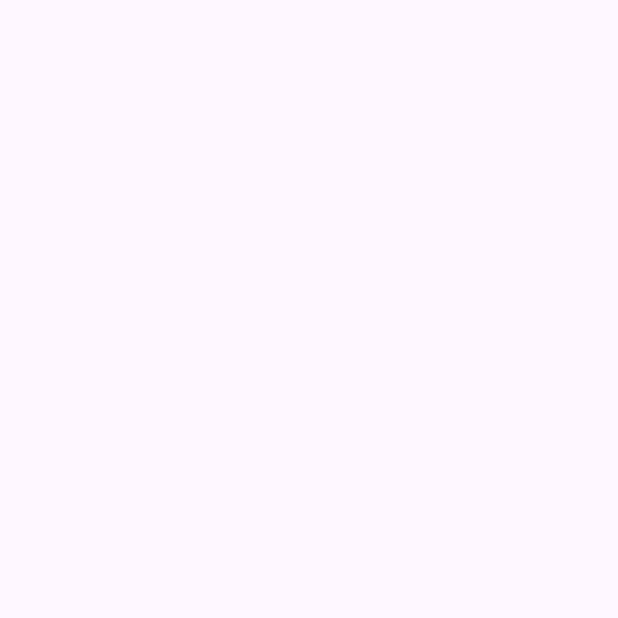
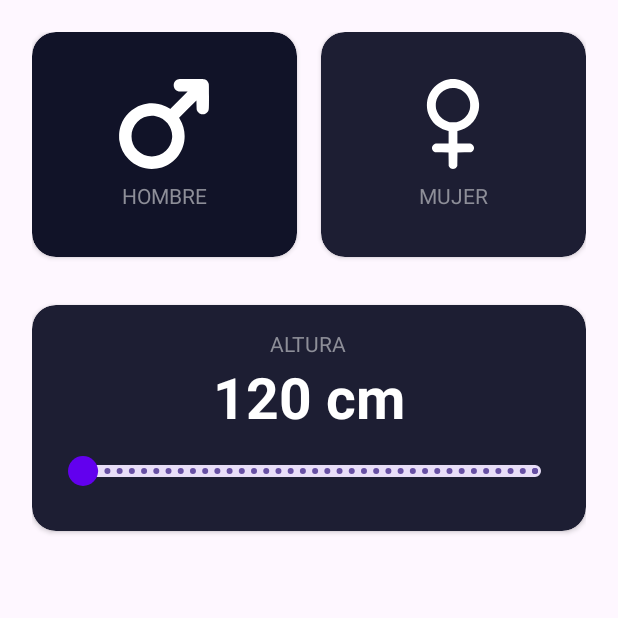
Before and after one commit to rubenmanero/daigualApps, an Android app: the IMCActivity screen opened directly, with no data from a screen before it, on a phone screen of 412 x 824 dp, the top half of it. Before the commit the part shown is empty. Run offline under Robolectric (Android 15) with nearby library versions, the phone set to English and light mode, and no system bars.

Commit message:
Medio diseño IMC App

```diff
--- a/app/src/main/java/com/ruben/daigualapps/IMCApp/IMCActivity.kt
+++ b/app/src/main/java/com/ruben/daigualapps/IMCApp/IMCActivity.kt
@@ -14,7 +14,7 @@ class IMCActivity : AppCompatActivity() {
         setContentView(R.layout.activity_imc)
         ViewCompat.setOnApplyWindowInsetsListener(findViewById(R.id.main)) { v, insets ->
             val systemBars = insets.getInsets(WindowInsetsCompat.Type.systemBars())
-            v.setPadding(systemBars.left, systemBars.top, systemBars.right, systemBars.bottom)
+            v.setPadding(systemBars.left+32, systemBars.top+32, systemBars.right+32, systemBars.bottom+32)
             insets
         }
     }
--- /dev/null
+++ b/app/src/main/res/drawable/ic_add.xml
@@ -0,0 +1,10 @@
+<vector xmlns:android="http://schemas.android.com/apk/res/android"
+    android:width="512dp"
+    android:height="512dp"
+    android:viewportWidth="512"
+    android:viewportHeight="512">
+  <path
+      android:pathData="M249.2,1.1c-4.5,1.3 -10.8,8 -12.1,12.6 -0.7,2.6 -1.1,39.2 -1.1,113l0,109.3 -111.3,0.2 -111.3,0.3 -4.1,2.7c-6.3,4.1 -8.8,9 -8.8,16.9 0,5.4 0.5,7.2 2.7,10.6 1.5,2.2 4.4,5.1 6.5,6.4l3.8,2.4 111.2,0.3 111.3,0.2 0.2,111.3 0.3,111.2 2.4,3.8c1.3,2.1 4.2,5 6.4,6.5 3.4,2.3 5.2,2.7 10.7,2.7 5.5,-0 7.3,-0.4 10.7,-2.7 2.2,-1.5 5.1,-4.4 6.4,-6.5l2.4,-3.8 0.3,-111.2 0.2,-111.3 111.3,-0.2 111.2,-0.3 3.8,-2.4c2.1,-1.3 5,-4.2 6.5,-6.4 2.3,-3.4 2.7,-5.2 2.7,-10.7 0,-5.5 -0.4,-7.3 -2.7,-10.7 -1.5,-2.2 -4.4,-5.1 -6.5,-6.4l-3.8,-2.4 -111.2,-0.3 -111.3,-0.2 -0.2,-111.3 -0.3,-111.2 -2.4,-3.8c-4.7,-7.6 -15.1,-11.3 -23.9,-8.6z"
+      android:fillColor="#000000"
+      android:strokeColor="#00000000"/>
+</vector>
--- /dev/null
+++ b/app/src/main/res/drawable/ic_female.xml
@@ -0,0 +1,10 @@
+<vector xmlns:android="http://schemas.android.com/apk/res/android"
+    android:width="512dp"
+    android:height="512dp"
+    android:viewportWidth="512"
+    android:viewportHeight="512">
+  <path
+      android:pathData="M243,0.6c-20.1,2.4 -35.8,6.8 -51.5,14.4 -41.5,20.1 -71.8,58.8 -81,103.5 -6.5,31.9 -2.7,64.1 11,93.1 11.8,25 28.5,44.6 51.6,60.4 14.9,10.2 34.9,18.7 51.7,22l6.2,1.3 0,35.8 0,35.9 -37.2,-0c-37,-0 -37.3,-0 -42.3,2.4 -10.7,4.9 -16.8,16.4 -14.6,27.3 1.4,7 6,13.6 11.9,17l4.7,2.8 38.5,0.5 38.5,0.5 0.5,38.5 0.5,38.5 2.8,4.7c9.9,16.9 33.5,16.9 43.4,-0l2.8,-4.7 0.5,-38.5 0.5,-38.5 38.5,-0.5 38.5,-0.5 4.7,-2.8c5.9,-3.4 10.5,-10 11.9,-17 2.2,-10.9 -3.9,-22.4 -14.6,-27.3 -5,-2.4 -5.3,-2.4 -42.2,-2.4l-37.3,-0 0,-35.9 0,-35.8 6.3,-1.3c22.8,-4.5 48.6,-17.5 66.9,-33.8 24.1,-21.4 40.9,-50.3 47.7,-82.2 2.2,-10.4 3.2,-28.5 2.2,-40 -2.9,-33 -13.6,-59.6 -34.1,-84.3 -22,-26.5 -53.8,-45.1 -87.5,-51.2 -8.9,-1.5 -32.8,-2.7 -39.5,-1.9zM275.5,52.6c36.7,7.1 66.5,35.8 76.1,73.4 2.9,11.4 2.7,36.6 -0.4,47.5 -5.3,18.3 -14.2,33.5 -26.9,45.6 -12.9,12.3 -27.4,20.5 -44.3,25 -7.1,2 -11,2.3 -24,2.3 -13,-0 -16.9,-0.3 -24,-2.3 -34.8,-9.3 -61,-35.2 -71,-70.1 -3.1,-10.8 -3.9,-31.7 -1.6,-43 4.4,-21.6 13.2,-37.8 28.5,-52.8 22.9,-22.4 55.1,-31.8 87.6,-25.6z"
+      android:fillColor="#000000"
+      android:strokeColor="#00000000"/>
+</vector>
--- /dev/null
+++ b/app/src/main/res/drawable/ic_male.xml
@@ -0,0 +1,10 @@
+<vector xmlns:android="http://schemas.android.com/apk/res/android"
+    android:width="512dp"
+    android:height="512dp"
+    android:viewportWidth="512"
+    android:viewportHeight="512">
+  <path
+      android:pathData="M337.7,1.1c-5.9,1.4 -11.5,4.7 -16.4,9.5 -15.6,15.6 -12.9,42.4 5.4,54.2 8.3,5.3 13.9,6.2 40.3,6.2l23.5,-0 -49.6,49.6 -49.7,49.7 -2.8,-2c-5.3,-3.7 -19.8,-11.4 -28.9,-15.3 -40.7,-17.3 -88,-19.3 -131,-5.3 -54,17.5 -99.2,61.8 -117.6,115.3 -4,11.4 -7.4,25.5 -9,36.5 -1.7,11.7 -1.7,39.5 0,51 6,41.1 24.1,77.6 53.1,106.5 42.4,42.5 100.9,61.6 160.6,52.5 79.1,-12 142.5,-74.8 155.5,-154.2 7.1,-43.6 -2.1,-90.2 -25.2,-128l-4.1,-6.6 49.4,-49.4 49.3,-49.3 0.5,25.7c0.5,23.8 0.8,26.2 2.9,31.6 2.9,7.3 10.2,14.9 17.8,18.5 5,2.3 7.1,2.7 14.8,2.7 7.7,-0 9.8,-0.4 14.7,-2.7 6.5,-3 13.7,-9.8 16.6,-15.5 4,-7.8 4.2,-12 4.2,-82.1 0,-56.8 -0.2,-68.7 -1.5,-73.5 -3.3,-12.6 -12.6,-21.9 -25.2,-25.2 -4.8,-1.3 -16.6,-1.5 -74.8,-1.4 -37.9,0.1 -70.7,0.5 -72.8,1zM209.6,211.5c58,11.9 98.6,66.4 92.4,124.3 -3.1,29.4 -14.5,52.9 -35.2,72.8 -45.6,43.7 -117.2,43 -161.8,-1.6 -44.6,-44.6 -45.2,-117.3 -1.3,-162.4 27.6,-28.3 67.7,-40.9 105.9,-33.1z"
+      android:fillColor="#000000"
+      android:strokeColor="#00000000"/>
+</vector>
--- /dev/null
+++ b/app/src/main/res/drawable/ic_substract.xml
@@ -0,0 +1,10 @@
+<vector xmlns:android="http://schemas.android.com/apk/res/android"
+    android:width="512dp"
+    android:height="512dp"
+    android:viewportWidth="512"
+    android:viewportHeight="512">
+  <path
+      android:pathData="M24,226.4c-9.5,2 -17.2,8.3 -21.2,17.4 -7.9,17.8 3.3,38.7 22.5,42.1 8.9,1.5 452.8,1.6 461.3,-0 10.3,-1.9 18.4,-8.2 22.6,-17.7 7.9,-17.8 -3.3,-38.7 -22.5,-42.1 -9.4,-1.6 -455.1,-1.4 -462.7,0.3z"
+      android:fillColor="#000000"
+      android:strokeColor="#00000000"/>
+</vector>
--- a/app/src/main/res/layout/activity_imc.xml
+++ b/app/src/main/res/layout/activity_imc.xml
@@ -1,10 +1,134 @@
 <?xml version="1.0" encoding="utf-8"?>
-<androidx.constraintlayout.widget.ConstraintLayout xmlns:android="http://schemas.android.com/apk/res/android"
+<androidx.constraintlayout.widget.ConstraintLayout
+    xmlns:android="http://schemas.android.com/apk/res/android"
     xmlns:app="http://schemas.android.com/apk/res-auto"
     xmlns:tools="http://schemas.android.com/tools"
     android:id="@+id/main"
     android:layout_width="match_parent"
     android:layout_height="match_parent"
+    android:padding="16dp"
     tools:context=".IMCApp.IMCActivity">
 
+    <androidx.cardview.widget.CardView
+        android:id="@+id/viewMale"
+        android:layout_width="0dp"
+        android:layout_height="150dp"
+        android:layout_marginEnd="16dp"
+        app:cardBackgroundColor="@color/background_component_selected"
+        app:cardCornerRadius="16dp"
+        app:layout_constraintTop_toTopOf="parent"
+        app:layout_constraintStart_toStartOf="parent"
+        app:layout_constraintEnd_toStartOf="@id/viewFemale">
+
+        <LinearLayout
+            android:layout_width="match_parent"
+            android:layout_height="match_parent"
+            android:orientation="vertical"
+            android:gravity="center">
+
+            <ImageView
+                android:layout_width="60dp"
+                android:layout_height="60dp"
+                android:layout_marginBottom="8dp"
+                android:src="@drawable/ic_male"
+                app:tint="@color/white"/>
+
+            <TextView
+                android:layout_width="wrap_content"
+                android:layout_height="wrap_content"
+                android:text="@string/male"
+                android:textAllCaps="true"
+                android:textColor="@color/title_text"/>
+
+        </LinearLayout>
+<!-- -->
+    </androidx.cardview.widget.CardView>
+
+    <androidx.cardview.widget.CardView
+        android:id="@+id/viewFemale"
+        android:layout_width="0dp"
+        android:layout_height="150dp"
+        app:cardBackgroundColor="@color/background_component"
+        app:cardCornerRadius="16dp"
+        app:layout_constraintTop_toTopOf="parent"
+        app:layout_constraintEnd_toEndOf="parent"
+        app:layout_constraintStart_toEndOf="@id/viewMale">
+
+        <LinearLayout
+            android:layout_width="match_parent"
+            android:layout_height="match_parent"
+            android:orientation="vertical"
+            android:gravity="center">
+
+            <ImageView
+                android:layout_width="60dp"
+                android:layout_height="60dp"
+                android:layout_marginBottom="8dp"
+                android:src="@drawable/ic_female"
+                app:tint="@color/white"/>
+
+            <TextView
+                android:layout_width="wrap_content"
+                android:layout_height="wrap_content"
+                android:text="@string/female"
+                android:textAllCaps="true"
+                android:textColor="@color/title_text"/>
+
+        </LinearLayout>
+
+    </androidx.cardview.widget.CardView>
+
+    <androidx.cardview.widget.CardView
+        android:id="@+id/viewHeight"
+        android:layout_width="0dp"
+        android:layout_height="wrap_content"
+        android:layout_marginTop="32dp"
+        app:cardBackgroundColor="@color/background_component"
+        app:cardCornerRadius="16dp"
+        app:layout_constraintStart_toStartOf="parent"
+        app:layout_constraintEnd_toEndOf="parent"
+        app:layout_constraintTop_toBottomOf="@id/viewFemale">
+
+        <LinearLayout
+            android:layout_width="match_parent"
+            android:layout_height="match_parent"
+            android:padding="16dp"
+            android:gravity="center"
+            android:orientation="vertical">
+
+            <TextView
+                android:layout_width="wrap_content"
+                android:layout_height="wrap_content"
+                android:text="@string/height"
+                android:textAllCaps="true"
+                android:labelFor="@id/rsHeight"
+                android:textColor="@color/title_text"/>
+
+            <TextView
+                android:id="@+id/tvHeight"
+                android:layout_width="wrap_content"
+                android:layout_height="wrap_content"
+                android:text="120 cm"
+                android:textColor="@color/white"
+                android:textSize="38sp"
+                android:textStyle="bold"/>
+
+            <com.google.android.material.slider.RangeSlider
+                android:id="@+id/rsHeight"
+                android:layout_width="match_parent"
+                android:layout_height="wrap_content"
+                android:valueFrom="120"
+                android:valueTo="200"
+                android:stepSize="1"
+                app:thumbColor="@color/background_fab"
+                app:thumbWidth="20dp"
+                app:thumbHeight="20dp"
+                app:trackHeight="8dp"
+                />
+
+        </LinearLayout>
+
+    </androidx.cardview.widget.CardView>
+
+
 </androidx.constraintlayout.widget.ConstraintLayout>
--- a/app/src/main/res/values/colors.xml
+++ b/app/src/main/res/values/colors.xml
@@ -2,4 +2,10 @@
 <resources>
     <color name="black">#FF000000</color>
     <color name="white">#FFFFFFFF</color>
+    <color name="background_component">#1D1E33</color>
+    <color name="background_component_selected">#FF111328</color>
+    <color name="background_app">#0E0B20</color>
+    <color name="background_button">#EB1555</color>
+    <color name="title_text">#FF8D8E98</color>
+    <color name="background_fab">#FF6200EE</color>
 </resources>
--- a/app/src/main/res/values/strings.xml
+++ b/app/src/main/res/values/strings.xml
@@ -1,3 +1,6 @@
 <resources>
     <string name="app_name">daigualApps</string>
+    <string name="male">Hombre</string>
+    <string name="female">Mujer</string>
+    <string name="height">Altura</string>
 </resources>
```
